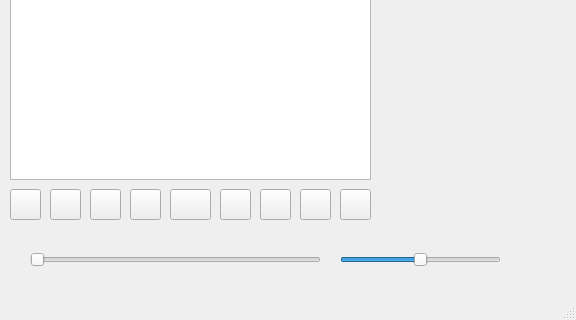
Old version of the form mainwindow.ui in the repository Olegelcrack/M7_Spotify; both pictures show x 0 to 576 and y 181 to 501 of the 576 by 501 pixel window.
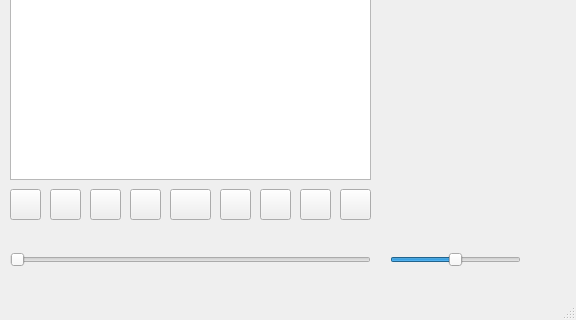
New version of the form.

Commit message: varis canvis

Patch:
```diff
--- a/mainwindow.ui
+++ b/mainwindow.ui
@@ -53,9 +53,9 @@
    <widget class="QSlider" name="volumeSlider">
     <property name="geometry">
      <rect>
-      <x>340</x>
+      <x>390</x>
       <y>430</y>
-      <width>161</width>
+      <width>131</width>
       <height>22</height>
      </rect>
     </property>
@@ -100,7 +100,7 @@
    <widget class="QPushButton" name="next">
     <property name="geometry">
      <rect>
-      <x>220</x>
+      <x>260</x>
       <y>370</y>
       <width>31</width>
       <height>31</height>
@@ -113,7 +113,7 @@
    <widget class="QPushButton" name="previous">
     <property name="geometry">
      <rect>
-      <x>130</x>
+      <x>90</x>
       <y>370</y>
       <width>31</width>
       <height>31</height>
@@ -126,9 +126,9 @@
    <widget class="QSlider" name="positionSlider">
     <property name="geometry">
      <rect>
-      <x>30</x>
+      <x>10</x>
       <y>430</y>
-      <width>291</width>
+      <width>361</width>
       <height>22</height>
      </rect>
     </property>
@@ -142,7 +142,7 @@
    <widget class="QLabel" name="volum">
     <property name="geometry">
      <rect>
-      <x>520</x>
+      <x>530</x>
       <y>420</y>
       <width>41</width>
       <height>31</height>
@@ -155,7 +155,7 @@
    <widget class="QPushButton" name="menys">
     <property name="geometry">
      <rect>
-      <x>90</x>
+      <x>130</x>
       <y>370</y>
       <width>31</width>
       <height>31</height>
@@ -168,7 +168,7 @@
    <widget class="QPushButton" name="mes">
     <property name="geometry">
      <rect>
-      <x>260</x>
+      <x>220</x>
       <y>370</y>
       <width>31</width>
       <height>31</height>
```
The commit also changes 2 other files.
